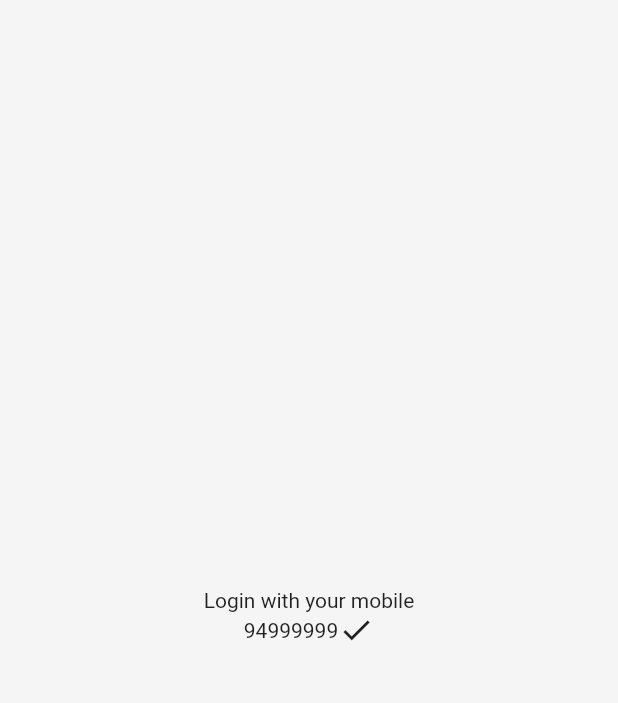
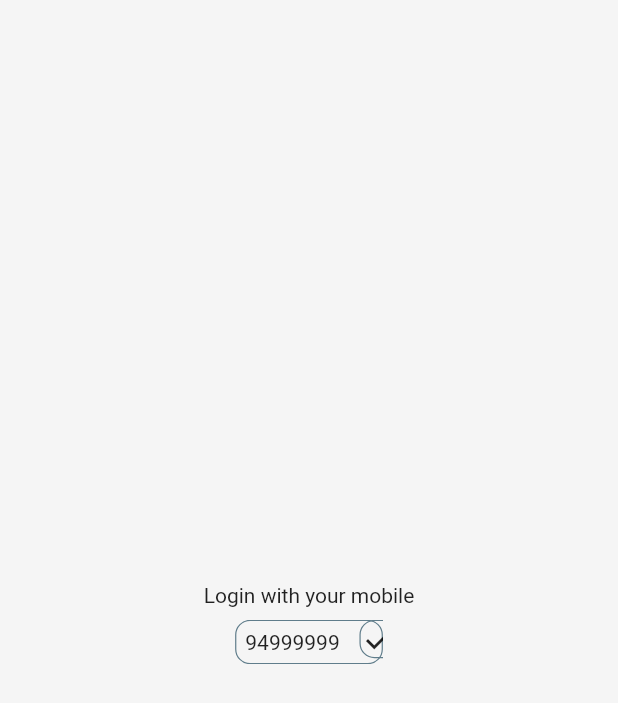
Before and after one commit to hrithikwins/bloodbank_app, a Flutter app: the screen it shows after launch, on a phone screen of 412 x 824 dp. Shown: the top 703 px of the screen. Run offline on Flutter 3.47's test engine with Material 2 defaults, Android fonts, the phone set to English and light mode, and no system bars.

Commit message:
positioned with the widget

```diff
--- a/lib/screens/stack-assignment.dart
+++ b/lib/screens/stack-assignment.dart
@@ -16,21 +16,55 @@ class MyHomePage extends StatelessWidget {
               crossAxisAlignment: CrossAxisAlignment.center,
               children: [
                 Container(
+                  margin: EdgeInsets.all(8),
                   child: Text(
                     "Login with your mobile",
                   ),
                 ),
-                Row(
-                  mainAxisAlignment: MainAxisAlignment.center,
+                Stack(
+                  // alignment: Alignment.center,
+                  // fit: StackFit.loose,
+                  // mainAxisAlignment: MainAxisAlignment.center,
                   children: [
                     Container(
+                      padding: EdgeInsets.only(
+                        left: 6,
+                        top: 6,
+                        right: 28,
+                        bottom: 6,
+                      ),
+                      decoration: BoxDecoration(
+                        border: Border.all(
+                          width: 0.8,
+                          color: Colors.blueGrey,
+                        ),
+                        borderRadius: BorderRadius.all(
+                          Radius.circular(
+                            10,
+                          ),
+                        ),
+                      ),
                       child: Text(
                         "94999999",
                       ),
                     ),
-                    Container(
-                      child: Icon(
-                        Icons.check,
+                    Positioned(
+                      right: -10,
+                      child: Container(
+                        decoration: BoxDecoration(
+                          border: Border.all(
+                            width: 0.8,
+                            color: Colors.blueGrey,
+                          ),
+                          borderRadius: BorderRadius.all(
+                            Radius.circular(
+                              10,
+                            ),
+                          ),
+                        ),
+                        child: Icon(
+                          Icons.check,
+                        ),
                       ),
                     ),
                   ],
```
